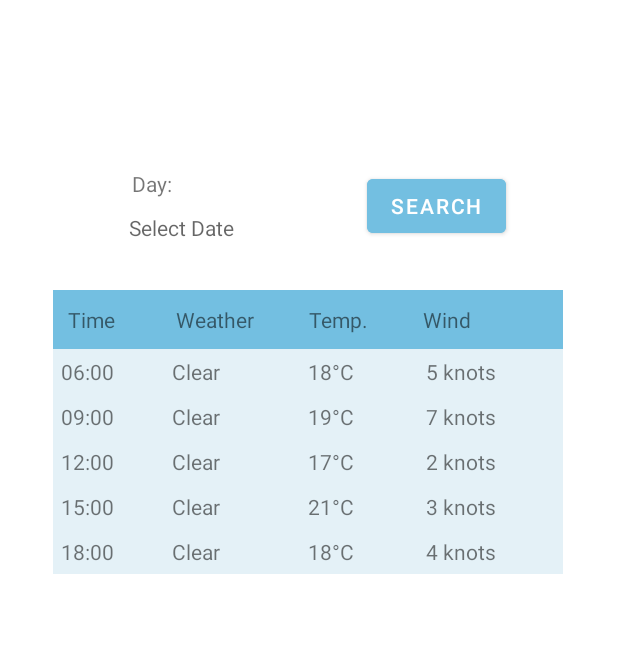
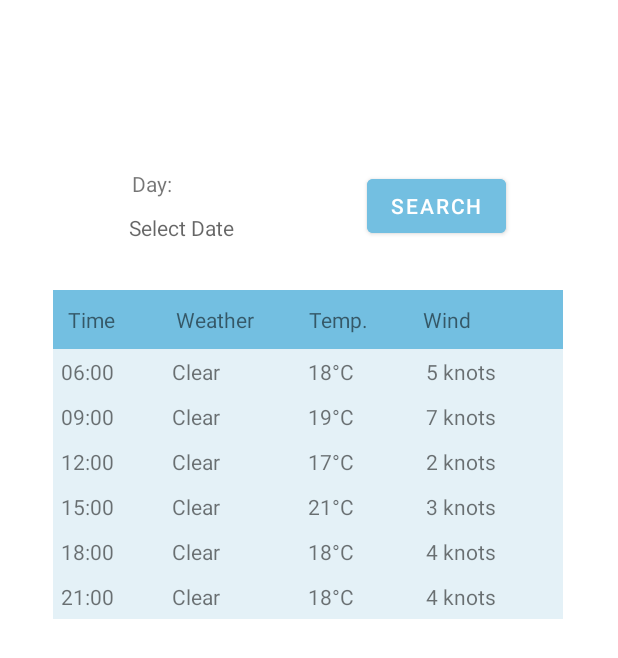
Before and after one commit to roeelap/weather-mobile-app, an Android app: the MainActivity screen opened directly, with no data from a screen before it, on a phone screen of 412 x 824 dp. Shown: the top 658 px of the screen. Run offline under Robolectric (Android 15) with nearby library versions, the phone set to English and light mode, and no system bars; network calls fail.

Commit message:
Server updates

```diff
--- a/client/app/src/main/res/layout/activity_main.xml
+++ b/client/app/src/main/res/layout/activity_main.xml
@@ -227,6 +227,35 @@
                 android:layout_weight="1"
                 android:text="4 knots" />
         </TableRow>
+
+        <TableRow
+            android:background="#E4F1F7"
+            android:padding="5dp">
+
+            <TextView
+                android:layout_width="wrap_content"
+                android:layout_height="wrap_content"
+                android:layout_weight="1"
+                android:text="21:00" />
+
+            <TextView
+                android:layout_width="wrap_content"
+                android:layout_height="wrap_content"
+                android:layout_weight="1"
+                android:text="Clear" />
+
+            <TextView
+                android:layout_width="wrap_content"
+                android:layout_height="wrap_content"
+                android:layout_weight="1"
+                android:text="18°C" />
+
+            <TextView
+                android:layout_width="wrap_content"
+                android:layout_height="wrap_content"
+                android:layout_weight="1"
+                android:text="4 knots" />
+        </TableRow>
     </TableLayout>
 
     <Button
```
Also changed, not shown: 3 other files.
